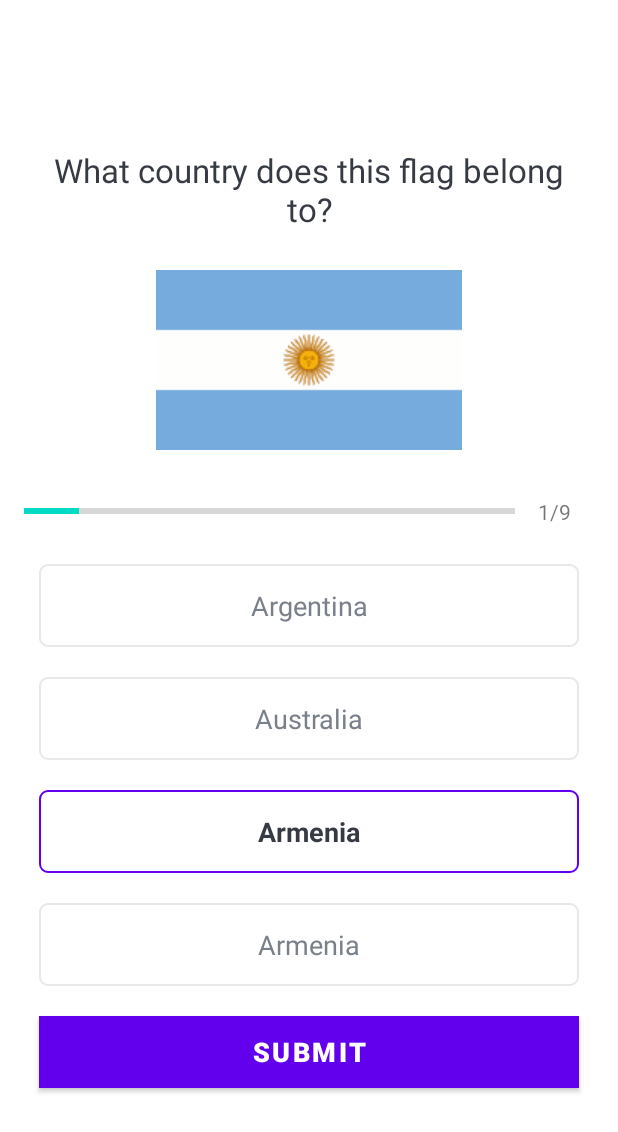
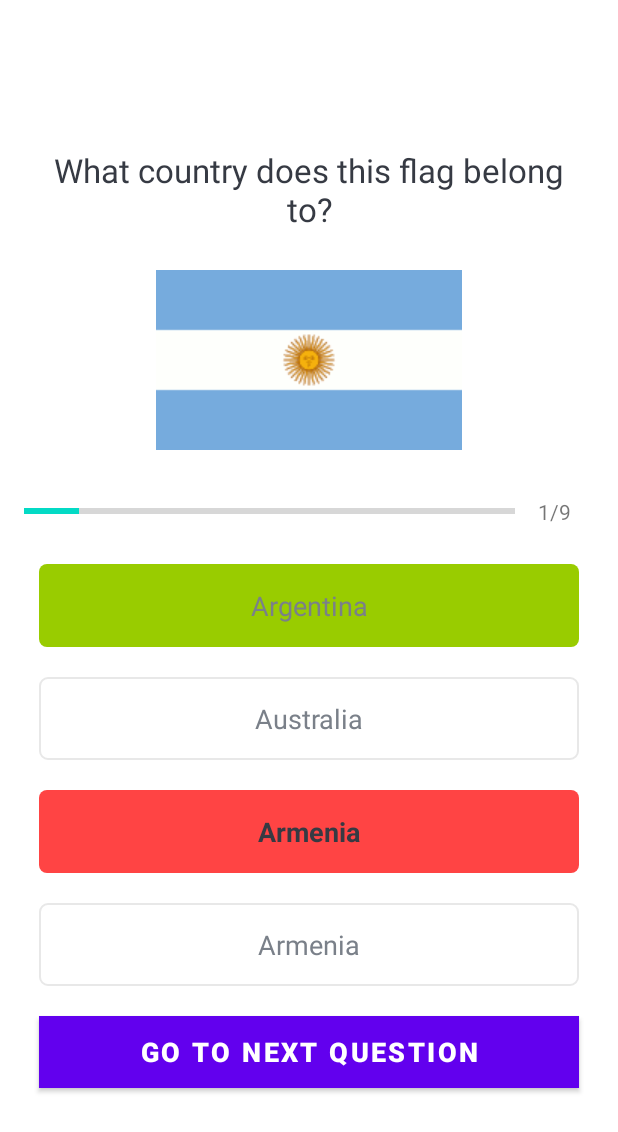
Before and after one commit to EserYueksel/MyQuizapp, an Android app: the QuizQuestionsActivity screen opened directly, with no data from a screen before it, after a tap on "SUBMIT", on a phone screen of 412 x 824 dp. Shown: the top 1132 px of the screen. Run offline under Robolectric (Android 15) with nearby library versions, the phone set to English and light mode, and no system bars; 3 other taps on this screen came first.

Commit message:
- correct and wrong answer colors added to buttons

```diff
--- a/app/src/main/java/com/example/myquizapp/QuizQuestionsActivity.kt
+++ b/app/src/main/java/com/example/myquizapp/QuizQuestionsActivity.kt
@@ -6,10 +6,7 @@ import androidx.appcompat.app.AppCompatActivity
 import android.os.Bundle
 import android.util.Log
 import android.view.View
-import android.widget.Button
-import android.widget.ImageView
-import android.widget.ProgressBar
-import android.widget.TextView
+import android.widget.*
 import androidx.core.content.ContextCompat
 import org.w3c.dom.Text
 
@@ -133,8 +130,65 @@ class QuizQuestionsActivity : AppCompatActivity(), View.OnClickListener {
             }
 
             R.id.btn_submit ->{
-                // TODO "implement btn submit"
+                if(mSelectedOptionPosition == 0){
+                    mCurrentPosition++
+
+                    when{
+                        mCurrentPosition <= mQuestionsList!!.size -> {
+                            setQuestion()
+                        }
+                        else ->{
+                            Toast.makeText(this,"You made it to the end",Toast.LENGTH_SHORT).show()
+                        }
+                    }
+                    // If selected answer is incorrect, the selected red color will be shown as the button bg
+                } else {
+                    val question = mQuestionsList?.get(mCurrentPosition -1)
+                    if(question!!.correctAnswer != mSelectedOptionPosition){
+                        answerView(mSelectedOptionPosition, R.drawable.wrong_option_border_bg)
+                    }
+                    // similar here, only for the correct answer and green bg color for button
+                    answerView(question.correctAnswer, R.drawable.correct_option_border_bg)
+
+                    if(mCurrentPosition == mQuestionsList!!.size){
+                        btnSubmit?.text = "FINISH"
+                    }else{
+                        btnSubmit?.text = "GO TO NEXT QUESTION"
+                    }
+                    // Set back the selected option to zero in order to start every question unselected
+                    mSelectedOptionPosition = 0
+
+                }
             }
         }
     }
+
+    private fun answerView(answer: Int, drawableView: Int){
+        when(answer){
+            1 -> {
+                tvOptionOne?.background = ContextCompat.getDrawable(
+                    this,
+                    drawableView
+                )
+            }
+            2 -> {
+            tvOptionTwo?.background = ContextCompat.getDrawable(
+                this,
+                drawableView
+            )
+        }
+            3 -> {
+            tvOptionThree?.background = ContextCompat.getDrawable(
+                this,
+                drawableView
+            )
+        }
+            4 -> {
+            tvOptionFour?.background = ContextCompat.getDrawable(
+                this,
+                drawableView
+            )
+        }
+        }
+    }
 }
--- /dev/null
+++ b/app/src/main/res/drawable/correct_option_border_bg.xml
@@ -0,0 +1,9 @@
+<?xml version="1.0" encoding="utf-8"?>
+<shape xmlns:android="http://schemas.android.com/apk/res/android"
+    android:shape="rectangle"
+    >
+    <solid android:color="@android:color/holo_green_light" />
+    <corners android:radius="5dp" />
+
+
+</shape>
--- /dev/null
+++ b/app/src/main/res/drawable/wrong_option_border_bg.xml
@@ -0,0 +1,9 @@
+<?xml version="1.0" encoding="utf-8"?>
+<shape xmlns:android="http://schemas.android.com/apk/res/android"
+    android:shape="rectangle"
+    >
+    <solid android:color="@android:color/holo_red_light" />
+    <corners android:radius="5dp" />
+
+
+</shape>
```
